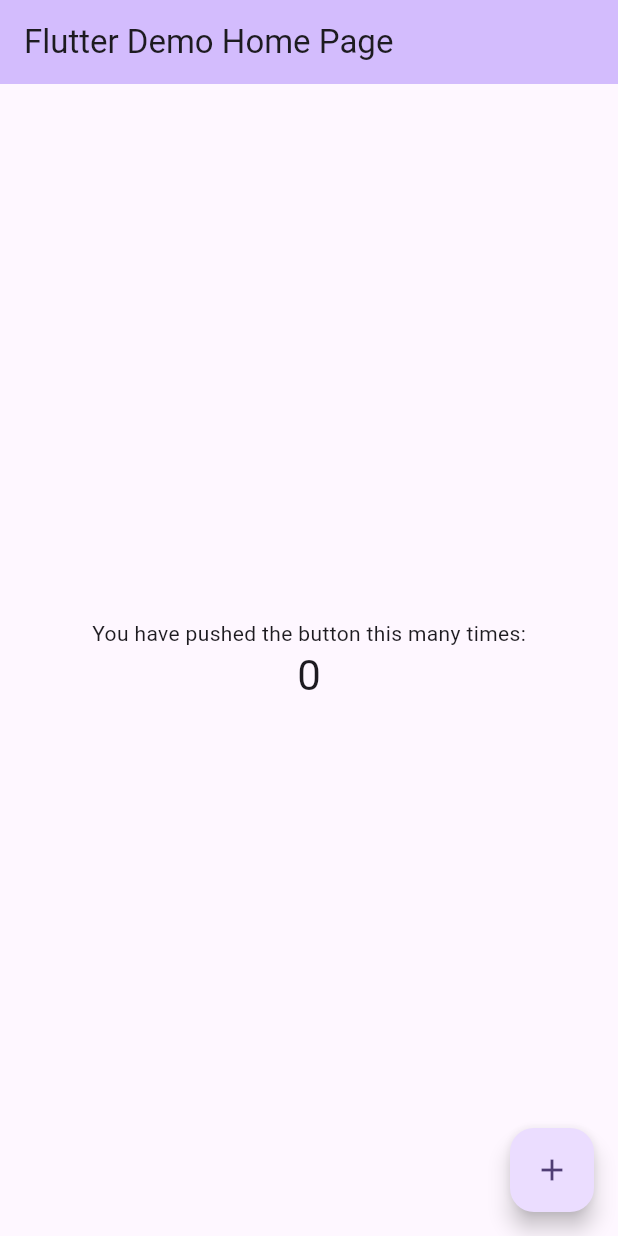
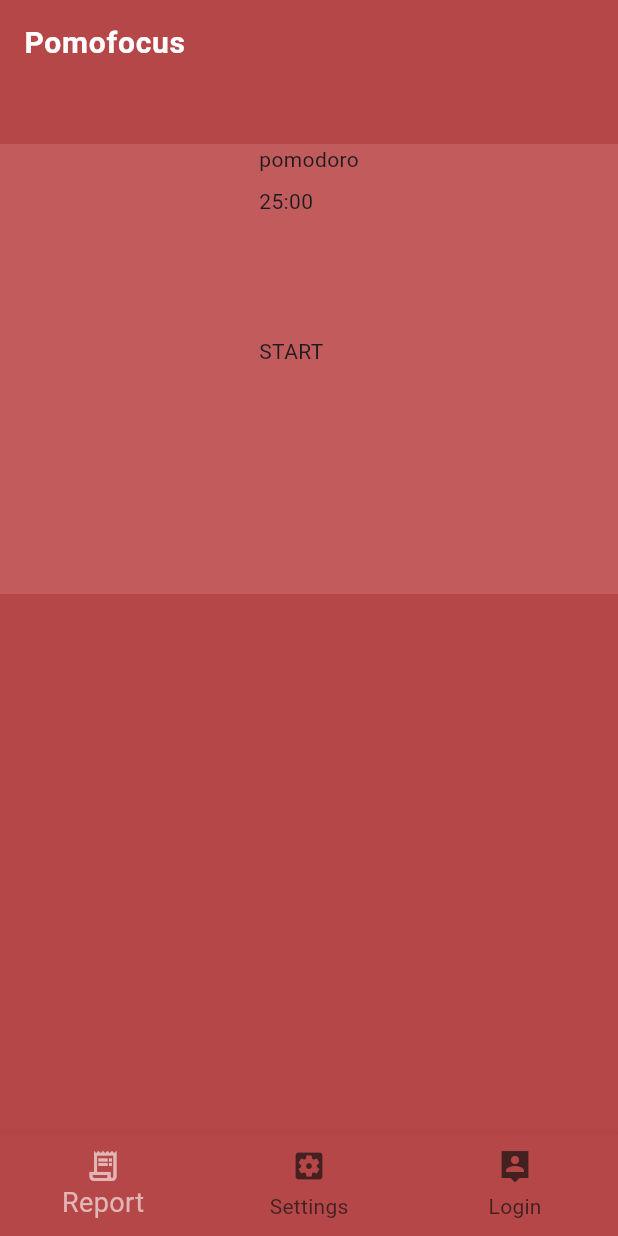
Before and after one commit to yoohyunmi/pomo_flutter, a Flutter app: the screen it shows after launch, on a phone screen of 412 x 824 dp. Run offline on Flutter 3.47's test engine with Material 3 defaults, Android fonts, the phone set to English and light mode, and no system bars.

Commit message:
Main home and bottom navigation bar.

```diff
--- a/lib/main.dart
+++ b/lib/main.dart
@@ -1,4 +1,7 @@
 import 'package:flutter/material.dart';
+import 'package:pomo_flutter/screen/main_screen.dart';
+
+import 'screen/login_screen.dart';
 
 void main() {
   runApp(const MyApp());
@@ -11,115 +14,12 @@
   @override
   Widget build(BuildContext context) {
     return MaterialApp(
-      title: 'Flutter Demo',
-      theme: ThemeData(
-        // This is the theme of your application.
-        //
-        // TRY THIS: Try running your application with "flutter run". You'll see
-        // the application has a purple toolbar. Then, without quitting the app,
-        // try changing the seedColor in the colorScheme below to Colors.green
-        // and then invoke "hot reload" (save your changes or press the "hot
-        // reload" button in a Flutter-supported IDE, or press "r" if you used
-        // the command line to start the app).
-        //
-        // Notice that the counter didn't reset back to zero; the application
-        // state is not lost during the reload. To reset the state, use hot
-        // restart instead.
-        //
-        // This works for code too, not just values: Most code changes can be
-        // tested with just a hot reload.
-        colorScheme: ColorScheme.fromSeed(seedColor: Colors.deepPurple),
-        useMaterial3: true,
-      ),
-      home: const MyHomePage(title: 'Flutter Demo Home Page'),
+//      home: const HomeScreen(),
+      routes: {
+        '/': (context) => const HomeScreen(),
+        '/login': (context) => const LoginScreen()
+      },
+      initialRoute: '/',
     );
   }
 }
-
-class MyHomePage extends StatefulWidget {
-  const MyHomePage({super.key, required this.title});
-
-  // This widget is the home page of your application. It is stateful, meaning
-  // that it has a State object (defined below) that contains fields that affect
-  // how it looks.
-
-  // This class is the configuration for the state. It holds the values (in this
-  // case the title) provided by the parent (in this case the App widget) and
-  // used by the build method of the State. Fields in a Widget subclass are
-  // always marked "final".
-
-  final String title;
-
-  @override
-  State<MyHomePage> createState() => _MyHomePageState();
-}
-
-class _MyHomePageState extends State<MyHomePage> {
-  int _counter = 0;
-
-  void _incrementCounter() {
-    setState(() {
-      // This call to setState tells the Flutter framework that something has
-      // changed in this State, which causes it to rerun the build method below
-      // so that the display can reflect the updated values. If we changed
-      // _counter without calling setState(), then the build method would not be
-      // called again, and so nothing would appear to happen.
-      _counter++;
-    });
-  }
-
-  @override
-  Widget build(BuildContext context) {
-    // This method is rerun every time setState is called, for instance as done
-    // by the _incrementCounter method above.
-    //
-    // The Flutter framework has been optimized to make rerunning build methods
-    // fast, so that you can just rebuild anything that needs updating rather
-    // than having to individually change instances of widgets.
-    return Scaffold(
-      appBar: AppBar(
-        // TRY THIS: Try changing the color here to a specific color (to
-        // Colors.amber, perhaps?) and trigger a hot reload to see the AppBar
-        // change color while the other colors stay the same.
-        backgroundColor: Theme.of(context).colorScheme.inversePrimary,
-        // Here we take the value from the MyHomePage object that was created by
-        // the App.build method, and use it to set our appbar title.
-        title: Text(widget.title),
-      ),
-      body: Center(
-        // Center is a layout widget. It takes a single child and positions it
-        // in the middle of the parent.
-        child: Column(
-          // Column is also a layout widget. It takes a list of children and
-          // arranges them vertically. By default, it sizes itself to fit its
-          // children horizontally, and tries to be as tall as its parent.
-          //
-          // Column has various properties to control how it sizes itself and
-          // how it positions its children. Here we use mainAxisAlignment to
-          // center the children vertically; the main axis here is the vertical
-          // axis because Columns are vertical (the cross axis would be
-          // horizontal).
-          //
-          // TRY THIS: Invoke "debug painting" (choose the "Toggle Debug Paint"
-          // action in the IDE, or press "p" in the console), to see the
-          // wireframe for each widget.
-          mainAxisAlignment: MainAxisAlignment.center,
-          children: <Widget>[
-            const Text(
-              'You have pushed the button this many times:',
-            ),
-            Text(
-              '$_counter',
-              style: Theme.of(context).textTheme.headlineMedium,
-            ),
-          ],
-        ),
-      ),
-      floatingActionButton: FloatingActionButton(
-        onPressed: _incrementCounter,
-        tooltip: 'Increment',
-        child: const Icon(Icons.add),
-      ), // This trailing comma makes auto-formatting nicer for build methods.
-    );
-  }
-}
--- /dev/null
+++ b/lib/screen/common/bottom_navigation.dart
@@ -0,0 +1,37 @@
+import 'package:flutter/material.dart';
+
+class NaviBottom extends StatelessWidget {
+  const NaviBottom({super.key});
+
+  @override
+  Widget build(BuildContext context) {
+    return BottomNavigationBar(
+      backgroundColor: const Color(0xFFb64748),
+      unselectedItemColor: Color.fromARGB(255, 69, 32, 33),
+      unselectedFontSize: 14,
+      selectedItemColor: const Color(0xFFe3b6b6),
+      selectedFontSize: 18,
+      items: const [
+        BottomNavigationBarItem(
+            icon: Icon(Icons.receipt_long_outlined), label: 'Report'),
+        BottomNavigationBarItem(
+            icon: Icon(Icons.settings_applications), label: 'Settings'),
+        BottomNavigationBarItem(
+            icon: Icon(Icons.person_pin_sharp), label: 'Login')
+      ],
+      onTap: (index) {
+        switch (index) {
+          case 0:
+            Navigator.pushNamed(context, '/');
+            break;
+          case 1:
+            Navigator.pushNamed(context, '/');
+            break;
+          case 2:
+            Navigator.pushNamed(context, '/login');
+            break;
+        }
+      },
+    );
+  }
+}
--- /dev/null
+++ b/lib/screen/login_screen.dart
@@ -0,0 +1,15 @@
+import 'package:flutter/material.dart';
+
+import 'common/bottom_navigation.dart';
+
+class LoginScreen extends StatelessWidget {
+  const LoginScreen({super.key});
+
+  @override
+  Widget build(BuildContext context) {
+    return const Scaffold(
+      body: Center(child: Text('Login')),
+      bottomNavigationBar: NaviBottom(),
+    );
+  }
+}
--- /dev/null
+++ b/lib/screen/main_screen.dart
@@ -0,0 +1,61 @@
+import 'package:flutter/material.dart';
+
+import 'common/bottom_navigation.dart';
+
+class HomeScreen extends StatelessWidget {
+  const HomeScreen({super.key});
+
+  @override
+  Widget build(BuildContext context) {
+    return Scaffold(
+      appBar: AppBar(
+        title: const Text('Pomofocus',
+            style: TextStyle(
+                color: Colors.white,
+                fontSize: 20,
+                fontWeight: FontWeight.bold,
+                letterSpacing: 0.5)),
+        backgroundColor: const Color(0xFFb64748),
+      ),
+      body: Center(
+        child: Expanded(
+          child: Column(
+            children: [
+              const SizedBox(height: 40),
+              Container(
+                height: 300,
+                width: 500,
+                color: const Color(0xFFc15b5c),
+                child: const Center(
+                  child: Column(
+                    crossAxisAlignment: CrossAxisAlignment.start,
+                    children: [
+                      Padding(
+                        padding: EdgeInsets.only(bottom: 8),
+                        child: Text("pomodoro"),
+                      ),
+                      SizedBox(
+                        height: 100,
+                        child: Text("25:00"),
+                      ),
+                      Text("START"),
+                    ],
+                  ),
+                ),
+              ),
+              const SizedBox(
+                height: 250,
+                width: 500,
+              ),
+              const SizedBox(
+                width: 500,
+              )
+            ],
+          ),
+        ),
+      ),
+      backgroundColor: const Color(0xFFb64748),
+      bottomNavigationBar: const NaviBottom(),
+    );
+  }
+}
--- a/pubspec.yaml
+++ b/pubspec.yaml
@@ -19,7 +19,7 @@
 version: 1.0.0+1
 
 environment:
-  sdk: '>=3.3.1 <4.0.0'
+  sdk: '>=3.2.5 <4.0.0'
 
 # Dependencies specify other packages that your package needs in order to work.
 # To automatically upgrade your package dependencies to the latest versions
```
Also changed, not shown: pubspec.lock, 1 other file.
